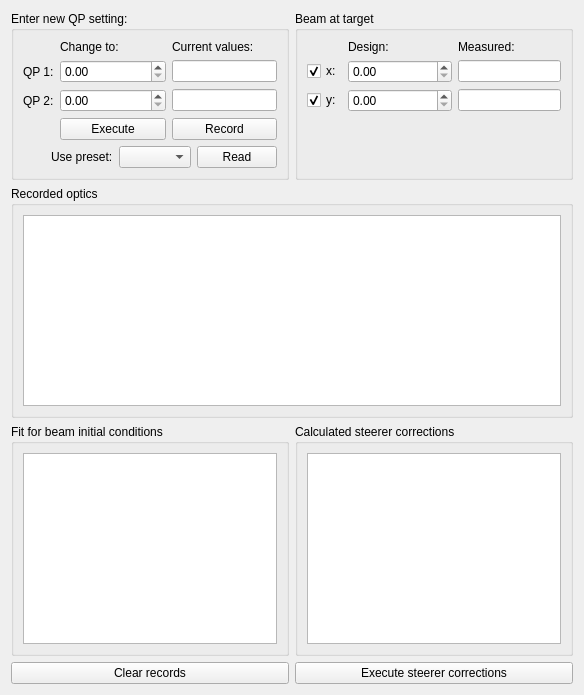
Qt form madqt/correct/ovm_dialog.ui (hibtc/madgui) before a commit.
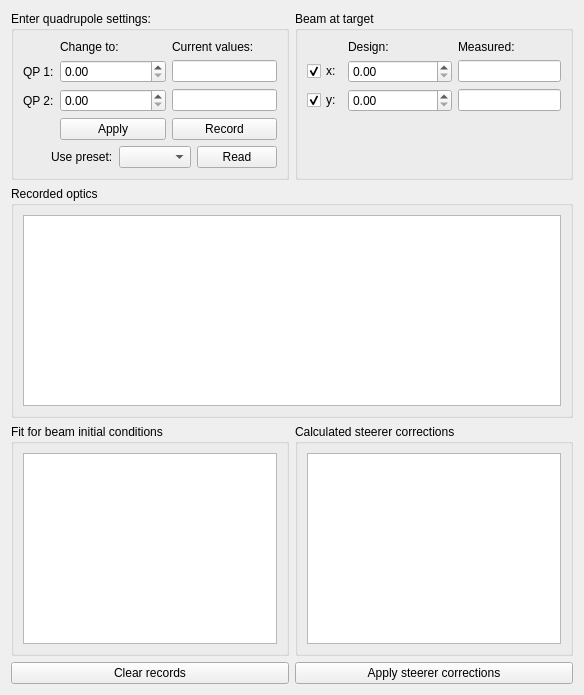
The same form after that commit. Custom widgets are drawn as their Qt base class.

```diff
--- a/madqt/correct/ovm_dialog.ui
+++ b/madqt/correct/ovm_dialog.ui
@@ -17,7 +17,7 @@
    <item row="0" column="0">
     <widget class="QGroupBox" name="group_input">
      <property name="title">
-      <string>Enter new QP setting:</string>
+      <string>Enter quadrupole settings:</string>
      </property>
      <layout class="QGridLayout" name="group_input_layout" columnstretch="0,1,1">
       <item row="0" column="1">
@@ -77,7 +77,7 @@
       <item row="3" column="1">
        <widget class="QPushButton" name="qp_settings_execute">
         <property name="text">
-         <string>Execute</string>
+         <string>Apply</string>
         </property>
        </widget>
       </item>
@@ -265,7 +265,7 @@
    <item row="4" column="1">
     <widget class="QPushButton" name="execute_corrections">
      <property name="text">
-      <string>Execute steerer corrections</string>
+      <string>Apply steerer corrections</string>
      </property>
     </widget>
    </item>
```
